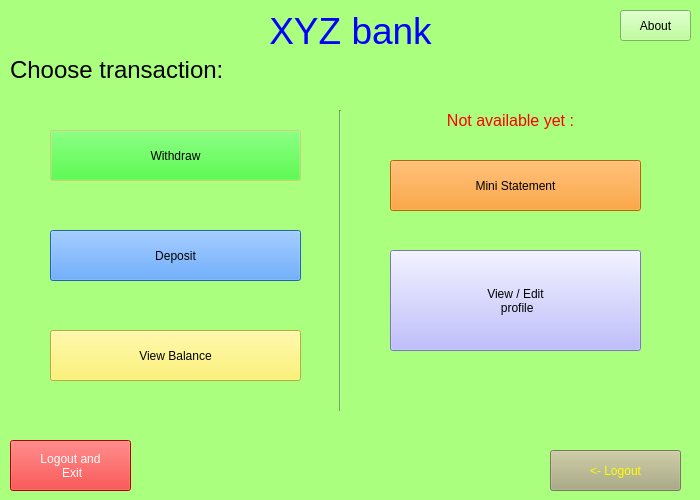
The window that Actual Project/options.ui (OmkarPh/BankingSystem) describes before a commit, drawn with Qt 5.
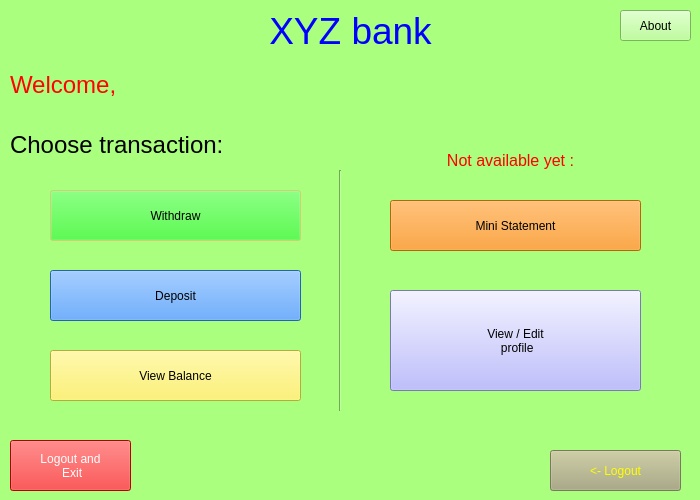
The same window after the commit.

```diff
--- a/Actual Project/options.ui
+++ b/Actual Project/options.ui
@@ -28,19 +28,6 @@
   <property name="styleSheet">
    <string notr="true">background-color: rgb(170, 255, 127);</string>
   </property>
-  <widget class="QLabel" name="label">
-   <property name="geometry">
-    <rect>
-     <x>10</x>
-     <y>40</y>
-     <width>231</width>
-     <height>61</height>
-    </rect>
-   </property>
-   <property name="text">
-    <string>&lt;html&gt;&lt;head/&gt;&lt;body&gt;&lt;p&gt;&lt;span style=&quot; font-size:18pt;&quot;&gt;Choose transaction: &lt;/span&gt;&lt;/p&gt;&lt;/body&gt;&lt;/html&gt;</string>
-   </property>
-  </widget>
   <widget class="QLabel" name="label_2">
    <property name="geometry">
     <rect>
@@ -64,7 +51,7 @@
    <property name="geometry">
     <rect>
      <x>50</x>
-     <y>130</y>
+     <y>190</y>
      <width>251</width>
      <height>51</height>
     </rect>
@@ -84,9 +71,9 @@
    <property name="geometry">
     <rect>
      <x>330</x>
-     <y>110</y>
+     <y>170</y>
      <width>20</width>
-     <height>301</height>
+     <height>241</height>
     </rect>
    </property>
    <property name="orientation">
@@ -97,7 +84,7 @@
    <property name="geometry">
     <rect>
      <x>390</x>
-     <y>160</y>
+     <y>200</y>
      <width>251</width>
      <height>51</height>
     </rect>
@@ -117,7 +104,7 @@
    <property name="geometry">
     <rect>
      <x>50</x>
-     <y>330</y>
+     <y>350</y>
      <width>251</width>
      <height>51</height>
     </rect>
@@ -137,7 +124,7 @@
    <property name="geometry">
     <rect>
      <x>50</x>
-     <y>230</y>
+     <y>270</y>
      <width>251</width>
      <height>51</height>
     </rect>
@@ -178,7 +165,7 @@
    <property name="geometry">
     <rect>
      <x>390</x>
-     <y>250</y>
+     <y>290</y>
      <width>251</width>
      <height>101</height>
     </rect>
@@ -234,7 +221,7 @@
    <property name="geometry">
     <rect>
      <x>430</x>
-     <y>110</y>
+     <y>150</y>
      <width>161</width>
      <height>21</height>
     </rect>
@@ -243,6 +230,62 @@
     <string>&lt;html&gt;&lt;head/&gt;&lt;body&gt;&lt;p align=&quot;center&quot;&gt;&lt;span style=&quot; font-size:12pt; color:#ff0000;&quot;&gt;Not available yet :&lt;/span&gt;&lt;/p&gt;&lt;/body&gt;&lt;/html&gt;</string>
    </property>
   </widget>
+  <widget class="QLabel" name="label_4">
+   <property name="geometry">
+    <rect>
+     <x>300</x>
+     <y>70</y>
+     <width>371</width>
+     <height>21</height>
+    </rect>
+   </property>
+   <property name="text">
+    <string/>
+   </property>
+  </widget>
+  <widget class="QLabel" name="label">
+   <property name="geometry">
+    <rect>
+     <x>10</x>
+     <y>130</y>
+     <width>231</width>
+     <height>31</height>
+    </rect>
+   </property>
+   <property name="text">
+    <string>&lt;html&gt;&lt;head/&gt;&lt;body&gt;&lt;p&gt;&lt;span style=&quot; font-size:18pt;&quot;&gt;Choose transaction: &lt;/span&gt;&lt;/p&gt;&lt;/body&gt;&lt;/html&gt;</string>
+   </property>
+  </widget>
+  <widget class="QLabel" name="label_5">
+   <property name="geometry">
+    <rect>
+     <x>10</x>
+     <y>70</y>
+     <width>111</width>
+     <height>31</height>
+    </rect>
+   </property>
+   <property name="text">
+    <string>&lt;html&gt;&lt;head/&gt;&lt;body&gt;&lt;p&gt;&lt;span style=&quot; font-size:18pt; color:#fe0303;&quot;&gt;Welcome,&lt;/span&gt;&lt;/p&gt;&lt;/body&gt;&lt;/html&gt;</string>
+   </property>
+  </widget>
+  <widget class="QLabel" name="welcomeName">
+   <property name="geometry">
+    <rect>
+     <x>130</x>
+     <y>70</y>
+     <width>421</width>
+     <height>31</height>
+    </rect>
+   </property>
+   <property name="styleSheet">
+    <string notr="true">font: 20pt &quot;MS Shell Dlg 2&quot;;
+color: rgb(85, 0, 127);</string>
+   </property>
+   <property name="text">
+    <string>&lt;html&gt;&lt;head/&gt;&lt;body&gt;&lt;p&gt;&lt;br/&gt;&lt;/p&gt;&lt;/body&gt;&lt;/html&gt;</string>
+   </property>
+  </widget>
  </widget>
  <resources/>
  <connections/>
```
Left out of the diff: 8 changed lines with no effect on the pictures.
